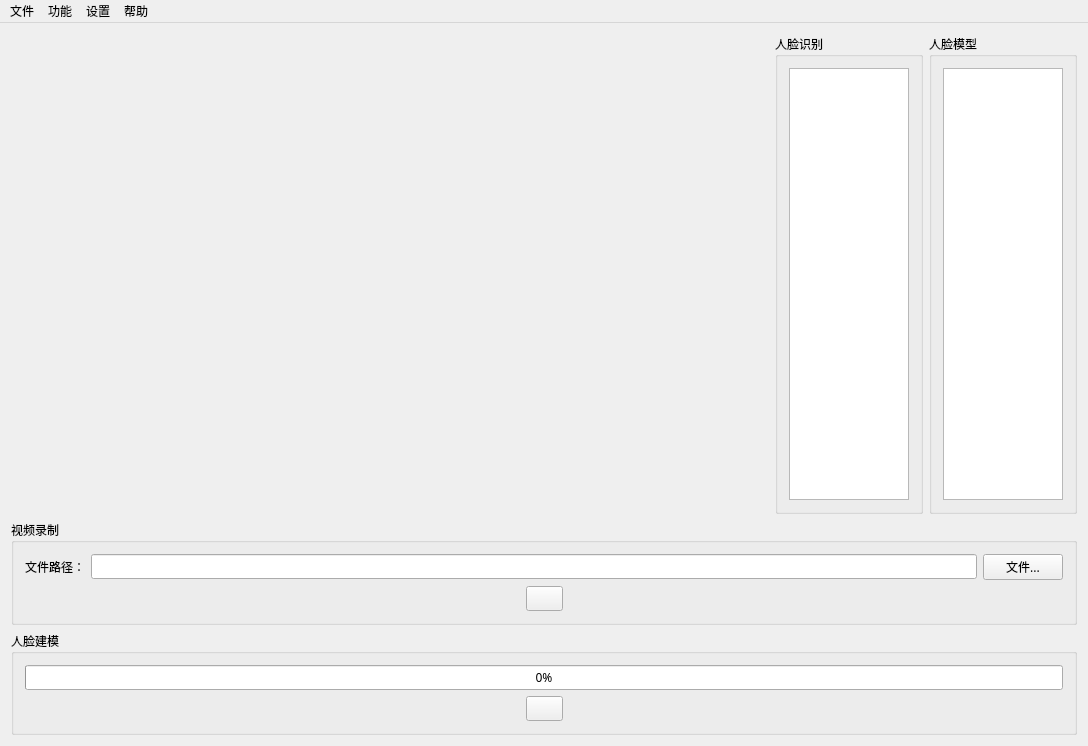
Above: QTFaceDetection/mainwindow.ui from bullud/FaceDetect-2 before the change. Below: the same form after it.
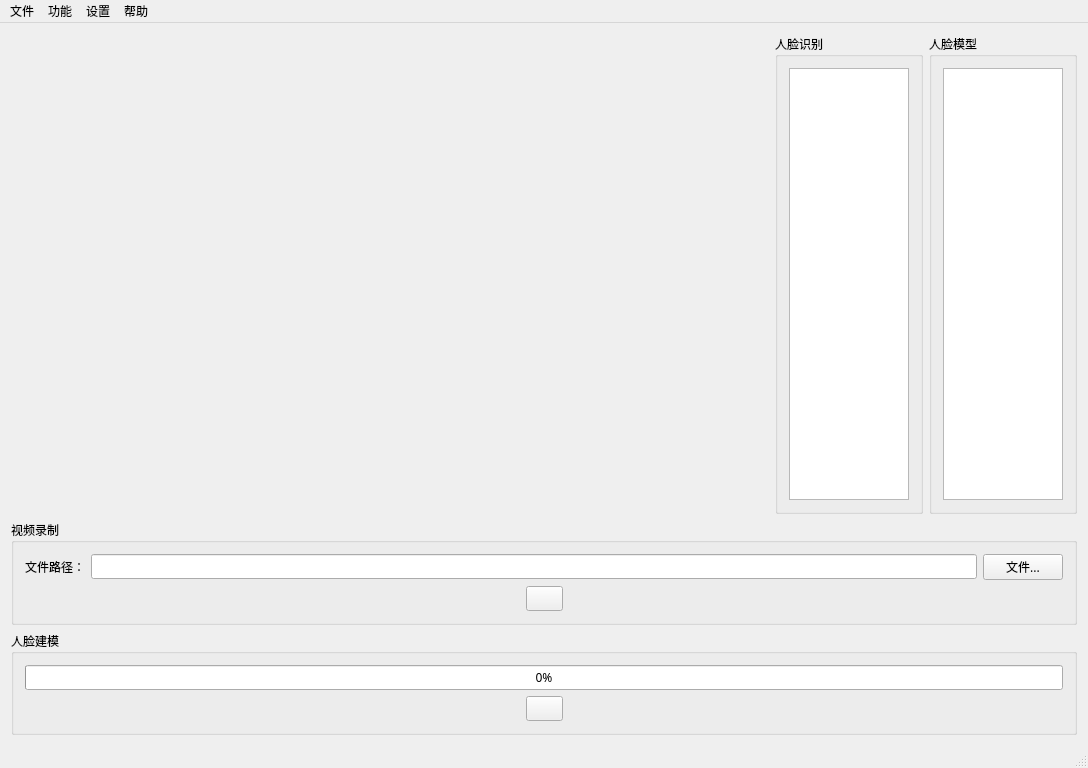
That is the form after the change. Icons and pictures are not drawn.

Commit message: Add status bar

What changed in the file:
```diff
--- a/QTFaceDetection/mainwindow.ui
+++ b/QTFaceDetection/mainwindow.ui
@@ -374,6 +374,13 @@
    <addaction name="menuSettings"/>
    <addaction name="menuHelp"/>
   </widget>
+  <widget class="QStatusBar" name="statusBar">
+   <property name="font">
+    <font>
+     <family>微软雅黑</family>
+    </font>
+   </property>
+  </widget>
   <action name="menuFileExit">
    <property name="text">
     <string>退出</string>
```
The commit also changes 2 other files.
